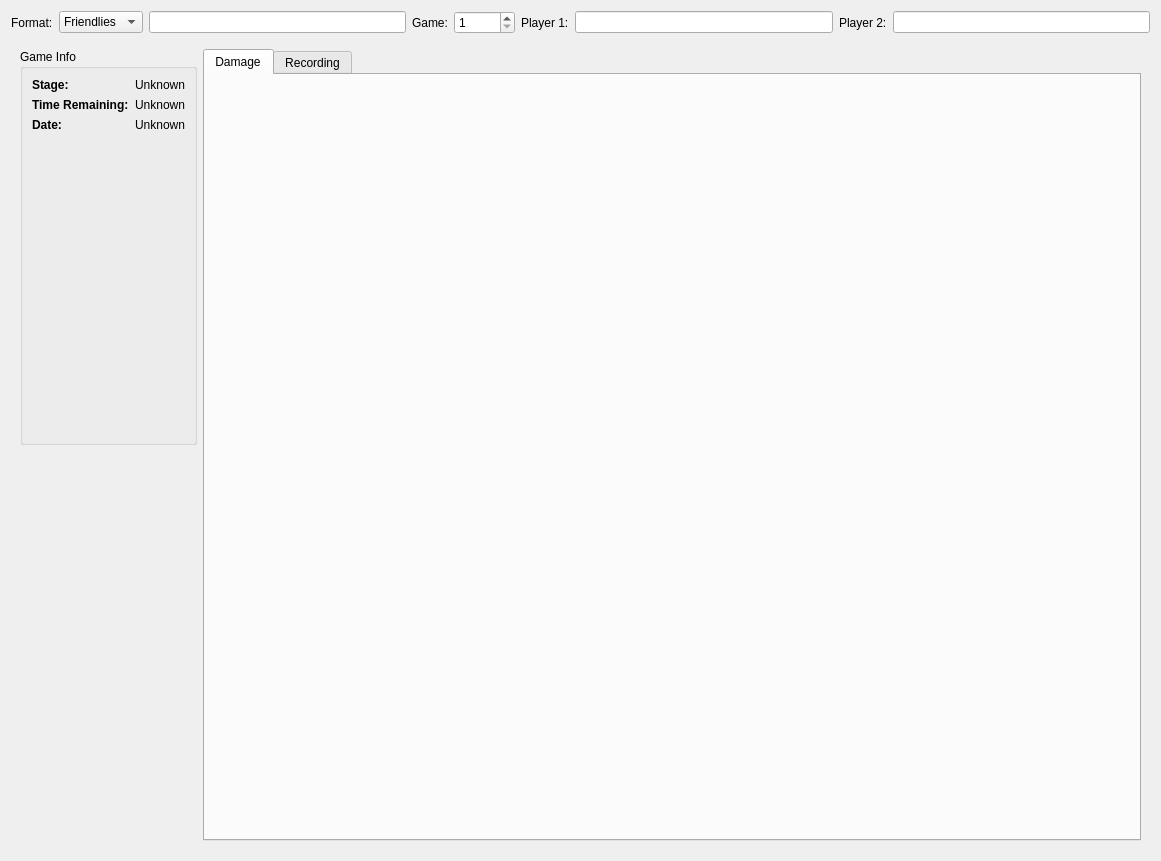
This is frontend/uh/forms/ActiveRecordingView.ui in reframedultimate/ReFramed as Qt 5 draws it before an edit. The edited form follows.
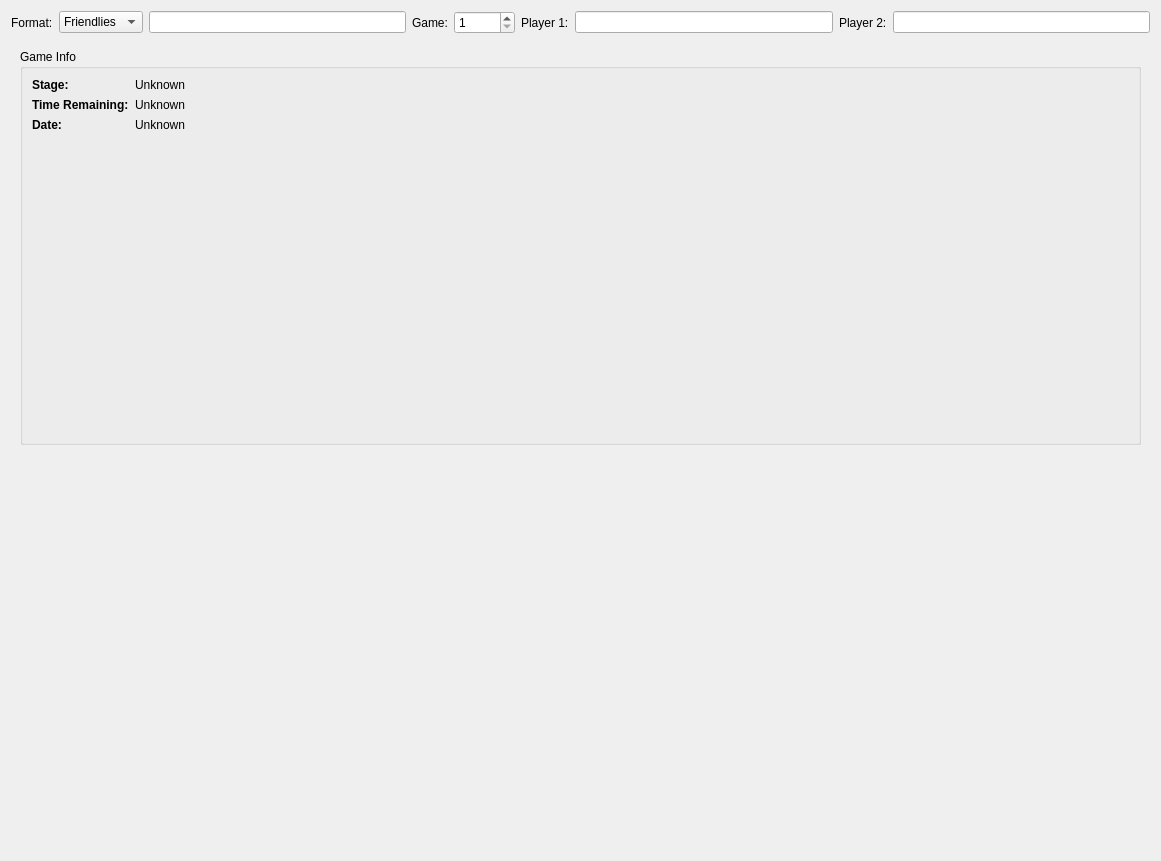
This is the edited form.

Commit message: Cleaning up SetFormat. Refactoring RecordingView out of ActiveRecordingView so it can be used both for active and saved recordings

```diff
--- a/frontend/uh/forms/ActiveRecordingView.ui
+++ b/frontend/uh/forms/ActiveRecordingView.ui
@@ -225,21 +225,7 @@
         <layout class="QVBoxLayout" name="layout_playerInfo"/>
        </item>
        <item row="0" column="1" rowspan="2">
-        <widget class="QTabWidget" name="tabWidget">
-         <property name="currentIndex">
-          <number>0</number>
-         </property>
-         <widget class="QWidget" name="tab_damagePlot">
-          <attribute name="title">
-           <string>Damage</string>
-          </attribute>
-         </widget>
-         <widget class="QWidget" name="tab_decisionGraph">
-          <attribute name="title">
-           <string>Recording</string>
-          </attribute>
-         </widget>
-        </widget>
+        <layout class="QHBoxLayout" name="layout_recordingView"/>
        </item>
       </layout>
      </widget>
```
The commit also changes 27 other files.
